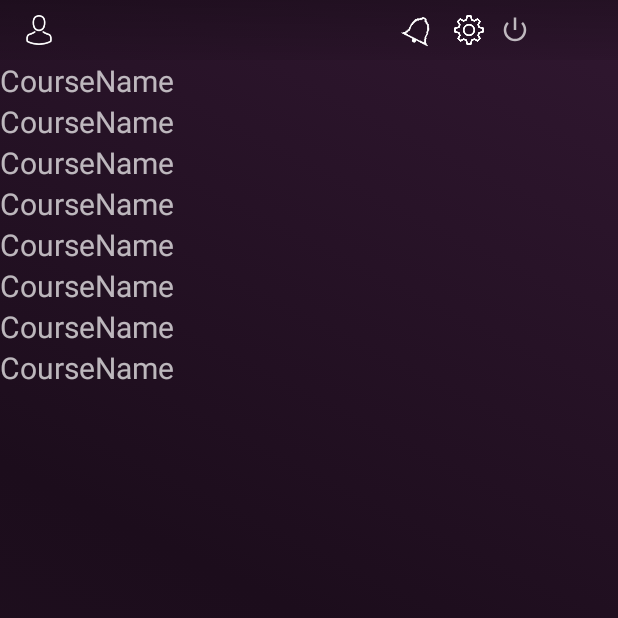
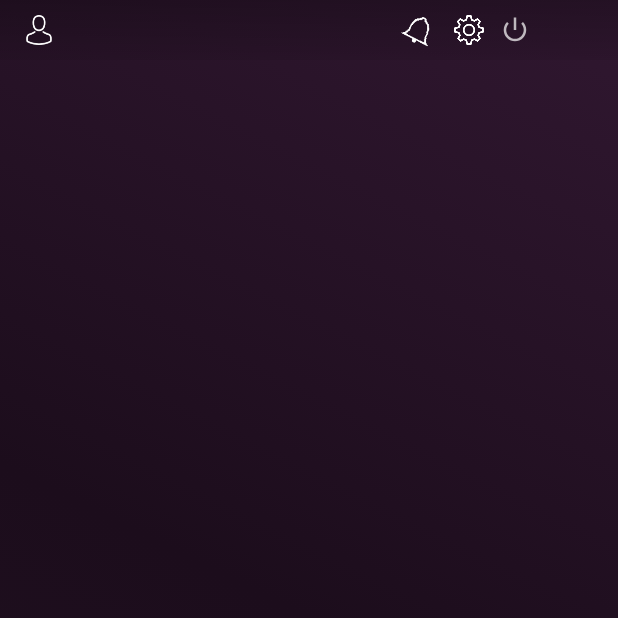
Before and after one commit to Mehedi50200/sams-app, an Android app: the screen it shows after launch once a user with an empty profile is signed in (HomeActivity), on a phone screen of 412 x 824 dp, the top half of it. Run offline under Robolectric (Android 15) with nearby library versions, the phone set to English and light mode, and no system bars; our stand-ins replace Firebase (no records; nobody signed in at launch, a user with empty details on screens opened directly).

Commit message:
last changes

```diff
--- a/app/src/main/java/my/unimas/a50200siswa/studentattendancemonitoringsystem/CourseModel.java
+++ b/app/src/main/java/my/unimas/a50200siswa/studentattendancemonitoringsystem/CourseModel.java
@@ -27,15 +27,15 @@ public class CourseModel {
 
 
     public void setUserId(String userId) {
-        UserId = userId;
+        this.UserId = userId;
     }
 
     public void setCourseCode(String courseCode) {
-        CourseCode = courseCode;
+        this.CourseCode = courseCode;
     }
 
     public void setCourseName(String courseName) {
-        CourseName = courseName;
+        this.CourseName = courseName;
     }
 
 }
--- a/app/src/main/java/my/unimas/a50200siswa/studentattendancemonitoringsystem/HomeActivity.java
+++ b/app/src/main/java/my/unimas/a50200siswa/studentattendancemonitoringsystem/HomeActivity.java
@@ -25,7 +25,7 @@ public class HomeActivity extends AppCompatActivity {
 
     String userID;
     List<CourseModel> listCourse;
-    TextView btnSignOut, UserName, CourseName, CourseName2, CourseName3, CourseName4, CourseCode,CourseCode2,CourseCode3,CourseCode4;
+    TextView btnSignOut, UserName;
 
     /*---- Firebase Database stuff ----*/
     FirebaseAuth mAuth;
@@ -41,6 +41,8 @@ public class HomeActivity extends AppCompatActivity {
 
         super.onStart();
         mAuth.addAuthStateListener(mAuthListener);
+
+
     }
 
 
@@ -82,15 +84,6 @@ public class HomeActivity extends AppCompatActivity {
             }
         };
 
-
-        CourseName = findViewById(R.id.courseName);
-        CourseName2 = findViewById(R.id.courseName2);
-        CourseName3 = findViewById(R.id.courseName3);
-        CourseName4 = findViewById(R.id.courseName4);
-        CourseCode= findViewById(R.id.courseCode);
-        CourseCode2= findViewById(R.id.courseCode2);
-        CourseCode3= findViewById(R.id.courseCode3);
-        CourseCode4= findViewById(R.id.courseCode4);
         /* ----------------- Firebase Elements -----------------*/
         mAuth = FirebaseAuth.getInstance();
         user = mAuth.getCurrentUser();
@@ -114,31 +107,23 @@ public class HomeActivity extends AppCompatActivity {
                 String coursecode[] = new String[10];
                 String coursename[] = new String[10];
 
-
+                listCourse.clear();
                 if (dataSnapshot.exists()) {
 
+                    int i = 1;
                     for (DataSnapshot dataSnapshot1 : dataSnapshot.child(userID).child("Course").getChildren()) {
-                        int i = 1;
+
                         coursecode[i]= dataSnapshot1.getKey();
                         coursename[i]=dataSnapshot.child(userID).child("Course").child(coursecode[i]).child("CourseName").getValue(String.class);
                         listCourse.add(new CourseModel(userID,coursecode[i],coursename[i]));
-
-
-                        /*
-                        CourseCode.setText(coursecode[1]);
-                        CourseCode2.setText(coursecode[2]);
-                        CourseCode3.setText(coursecode[3]);
-                        CourseCode4.setText(coursecode[4]);
-
-                        CourseName.setText(coursename[1]);
-                        CourseName2.setText(coursename[2]);
-                        CourseName3.setText(coursename[3]);
-                        CourseName4.setText(coursename[4]); */
                         i++;
 
                         }
 
+
                     }
+
+
 
             }
 
@@ -149,10 +134,14 @@ public class HomeActivity extends AppCompatActivity {
             }
         });
 
+
         RecyclerView myrv = findViewById(R.id.recyclerviewcourse);
+        myrv.setLayoutManager(new GridLayoutManager(this,2));
         RecyclerViewAdapterCourse myAdapter = new RecyclerViewAdapterCourse(this,listCourse);
-        myrv.setLayoutManager(new GridLayoutManager(this,2));
+        myrv.setHasFixedSize(true);
+        myAdapter.notifyDataSetChanged();
         myrv.setAdapter(myAdapter);
+
 
 
     }
--- a/app/src/main/java/my/unimas/a50200siswa/studentattendancemonitoringsystem/RecyclerViewAdapterCourse.java
+++ b/app/src/main/java/my/unimas/a50200siswa/studentattendancemonitoringsystem/RecyclerViewAdapterCourse.java
@@ -54,9 +54,9 @@ class RecyclerViewAdapterCourse extends RecyclerView.Adapter<RecyclerViewAdapter
                 Intent intent = new Intent(mContext, CourseActivity.class);
 
                 // passing data to the book activity
-                intent.putExtra("Title", mData.get(position).getUserId());
-                intent.putExtra("Description", mData.get(position).getCourseCode());
-                intent.putExtra("Thumbnail", mData.get(position).getCourseName());
+                intent.putExtra("UserId", mData.get(position).getUserId());
+                intent.putExtra("CourseCode", mData.get(position).getCourseCode());
+                intent.putExtra("CourseName", mData.get(position).getCourseName());
                 // start the activity
                 mContext.startActivity(intent);
 
--- a/app/src/main/res/layout/activity_home.xml
+++ b/app/src/main/res/layout/activity_home.xml
@@ -12,56 +12,6 @@
         layout="@layout/action_bar">
     </include>
 
-    <TextView
-        android:id="@+id/courseName"
-        android:layout_width="wrap_content"
-        android:layout_height="wrap_content"
-        android:text="CourseName"
-        android:textSize="20sp"/>
-    <TextView
-        android:id="@+id/courseName2"
-        android:layout_width="wrap_content"
-        android:layout_height="wrap_content"
-        android:text="CourseName"
-        android:textSize="20sp"/>
-    <TextView
-        android:id="@+id/courseName3"
-        android:layout_width="wrap_content"
-        android:layout_height="wrap_content"
-        android:text="CourseName"
-        android:textSize="20sp"/>
-    <TextView
-        android:id="@+id/courseName4"
-        android:layout_width="wrap_content"
-        android:layout_height="wrap_content"
-        android:text="CourseName"
-        android:textSize="20sp"/>
-
-    <TextView
-        android:id="@+id/courseCode"
-        android:layout_width="wrap_content"
-        android:layout_height="wrap_content"
-        android:text="CourseName"
-        android:textSize="20sp"/>
-    <TextView
-        android:id="@+id/courseCode2"
-        android:layout_width="wrap_content"
-        android:layout_height="wrap_content"
-        android:text="CourseName"
-        android:textSize="20sp"/>
-    <TextView
-        android:id="@+id/courseCode3"
-        android:layout_width="wrap_content"
-        android:layout_height="wrap_content"
-        android:text="CourseName"
-        android:textSize="20sp"/>
-    <TextView
-        android:id="@+id/courseCode4"
-        android:layout_width="wrap_content"
-        android:layout_height="wrap_content"
-        android:text="CourseName"
-        android:textSize="20sp"/>
-
     <android.support.v7.widget.RecyclerView
         android:id="@+id/recyclerviewcourse"
         android:layout_width="match_parent"
```
